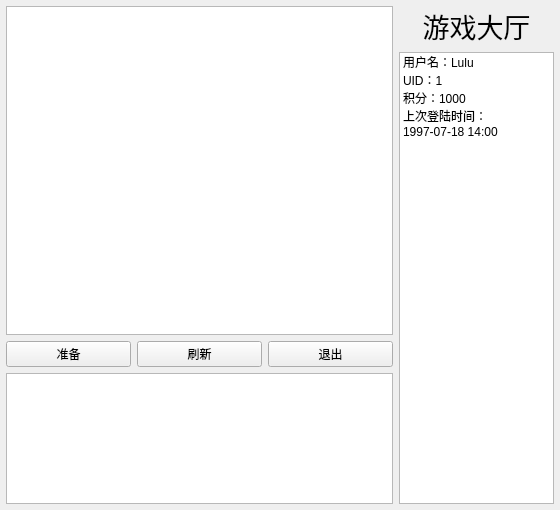
Old version of the form Lobby/mainwindow.ui in the repository BadFishy/LGVS-Client.
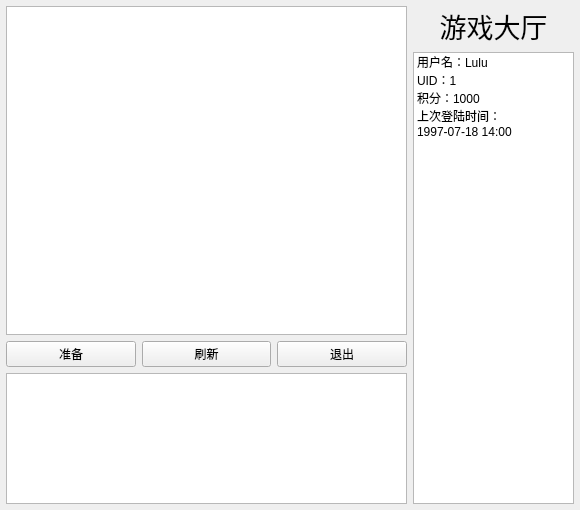
New version of the form.

What changed in the file:
```diff
--- a/Lobby/mainwindow.ui
+++ b/Lobby/mainwindow.ui
@@ -6,13 +6,13 @@
    <rect>
     <x>0</x>
     <y>0</y>
-    <width>560</width>
+    <width>580</width>
     <height>510</height>
    </rect>
   </property>
   <property name="minimumSize">
    <size>
-    <width>560</width>
+    <width>580</width>
     <height>200</height>
    </size>
   </property>
```
